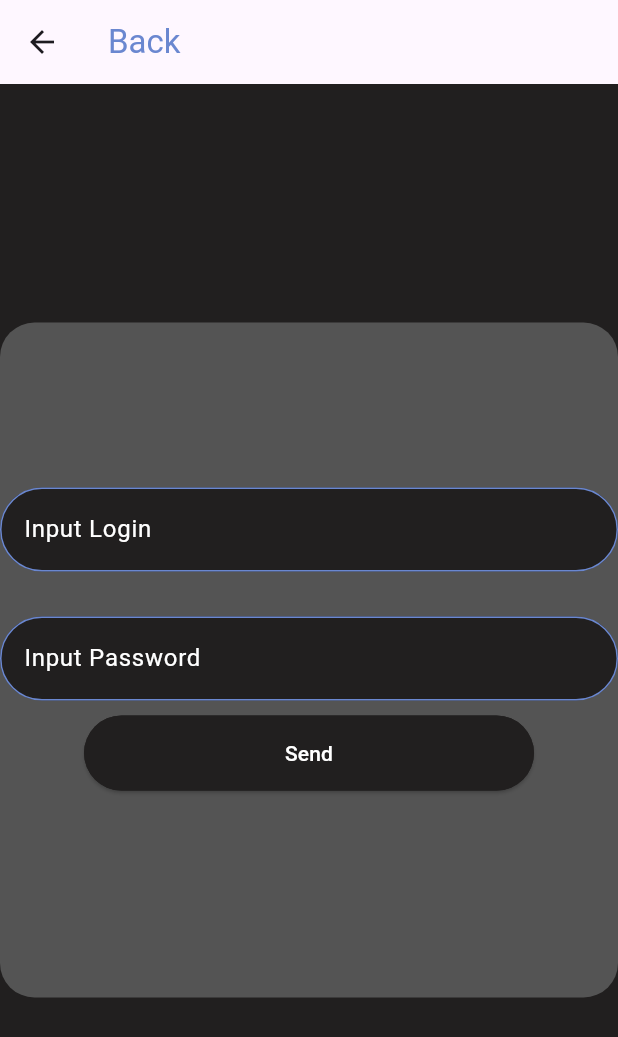
After one commit to rip-list/diplom, a Flutter app: the screen it shows after launch, after a tap on the "manage accounts" icon, on a phone screen of 412 x 824 dp. The commit adds this screen. Shown: the top 1037 px of the screen. Run offline on Flutter 3.47's test engine with Material 3 defaults, Android fonts, the phone set to English and light mode, and no system bars; statements that could not run were skipped.

Commit message:
update 10 files

```diff
--- a/lib/constant/app_color.dart
+++ b/lib/constant/app_color.dart
@@ -9,4 +9,5 @@ class AppColors {
   static const Color secondary = Color(0xFF373636);
   static const Color green = Color(0xFF43D049);
   static const Color transparent = Colors.transparent;
+  static const Color blackback = Color(0xFF373636);
 }
--- a/lib/custom/custom_box.dart
+++ b/lib/custom/custom_box.dart
@@ -1,43 +1,51 @@
 import 'package:diplom/constant/app_color.dart';
 import 'package:flutter/material.dart';
 
-class CusBox extends StatelessWidget {
+class CusBox extends StatefulWidget {
   final double height;
   final double width;
   final String textButton;
-  const CusBox(
-      {super.key,
-      required this.height,
-      required this.width,
-      required this.textButton});
+  final Color color;
 
+  const CusBox({
+    Key? key,
+    required this.height,
+    required this.width,
+    required this.textButton,
+    this.color = AppColors.grey,
+  }) : super(key: key);
+
+  @override
+  CusBoxState createState() => CusBoxState();
+}
+
+class CusBoxState extends State<CusBox> {
   @override
   Widget build(BuildContext context) {
     return SizedBox(
-      // Добавленный SizedBox
-      height: MediaQuery.of(context).size.height * height,
-      width: MediaQuery.of(context).size.width * width,
+      height: MediaQuery.of(context).size.height * widget.height,
+      width: MediaQuery.of(context).size.width * widget.width,
       child: LayoutBuilder(
         builder: (context, constraints) {
           return Container(
             decoration: BoxDecoration(
               borderRadius: BorderRadius.circular(11),
-              color: AppColors.grey,
+              color: widget.color,
               boxShadow: [
                 BoxShadow(
-                    color: AppColors.primary.withOpacity(0.5),
-                    offset: const Offset(3, 5))
+                  color: AppColors.primary.withOpacity(0.5),
+                  offset: const Offset(3, 5),
+                ),
               ],
             ),
             child: Stack(
               children: [
                 TextButton(
-                  // ignore: avoid_print
                   onPressed: null,
                   child: Align(
                     alignment: Alignment.topCenter,
                     child: Text(
-                      textButton,
+                      widget.textButton,
                       style: const TextStyle(
                         color: AppColors.white,
                       ),
@@ -46,8 +54,8 @@ class CusBox extends StatelessWidget {
                 ),
                 const Positioned(
                   top: 20.0,
-                  left: 0, // Можно также указать отступ слева
-                  right: 0, // Или отступ справа
+                  left: 0,
+                  right: 0,
                   child: Divider(
                     color: AppColors.blue,
                     thickness: 1.0,
--- /dev/null
+++ b/lib/widget/allert_comment.dart
@@ -0,0 +1,106 @@
+//тут говнокод, надо переделать в отдельный блок с параметрами нахер
+
+import 'package:diplom/constant/app_color.dart';
+import 'package:flutter/material.dart';
+
+class CommentMsg extends StatefulWidget {
+  const CommentMsg({super.key});
+
+  @override
+  State<CommentMsg> createState() => CommentMsgState();
+}
+
+class CommentMsgState extends State<CommentMsg> {
+  final TextEditingController teLogin = TextEditingController();
+  final TextEditingController tePassword = TextEditingController();
+
+  @override
+  Widget build(BuildContext context) {
+    // ignore: avoid_unnecessary_containers
+    return Container(
+      height: 230,
+      alignment: Alignment.center,
+      width: 600,
+      child: Column(
+        children: [
+          TextField(
+            controller: teLogin,
+            style: const TextStyle(
+              color: AppColors.white,
+            ),
+            decoration: const InputDecoration(
+              hintText: 'Input Login',
+              filled: true,
+              fillColor: AppColors.primary,
+              enabledBorder: OutlineInputBorder(
+                borderRadius: BorderRadius.all(
+                  Radius.circular(30),
+                ),
+                borderSide: BorderSide(color: AppColors.blue),
+              ),
+              focusedBorder: OutlineInputBorder(
+                borderRadius: BorderRadius.all(
+                  Radius.circular(30),
+                ),
+                borderSide: BorderSide(color: AppColors.blue),
+              ),
+              hintStyle: TextStyle(color: AppColors.white),
+              // Свойство style изменяет цвет введенного текста.
+            ),
+          ),
+          const SizedBox(
+            width: 40,
+            height: 30,
+          ),
+          TextField(
+            controller: tePassword,
+            style: const TextStyle(color: AppColors.white),
+            decoration: const InputDecoration(
+              hintText: 'Input Password',
+              filled: true,
+              fillColor: AppColors.primary,
+              enabledBorder: OutlineInputBorder(
+                borderRadius: BorderRadius.all(
+                  Radius.circular(30),
+                ),
+                borderSide: BorderSide(color: AppColors.blue),
+              ),
+              focusedBorder: OutlineInputBorder(
+                borderRadius: BorderRadius.all(
+                  Radius.circular(30),
+                ),
+                borderSide: BorderSide(color: AppColors.blue),
+              ),
+              hintStyle: TextStyle(color: AppColors.white),
+              // Свойство style изменяет цвет введенного текста.
+            ),
+          ),
+          const SizedBox(
+            height: 10,
+          ),
+          Container(
+            width: 300,
+            height: 50,
+            decoration: const BoxDecoration(
+              color: AppColors.primary,
+              borderRadius: BorderRadius.all(
+                Radius.circular(30),
+              ),
+            ),
+            child: ElevatedButton(
+              style: const ButtonStyle(
+                  backgroundColor: MaterialStatePropertyAll(AppColors.primary)),
+              onPressed: () async {
+                // вставка значения в бд
+              },
+              child: const Text(
+                'Send',
+                style: TextStyle(color: AppColors.white, fontSize: 14),
+              ),
+            ),
+          )
+        ],
+      ),
+    );
+  }
+}
--- a/lib/widget/home_no_login/home_no_login.dart
+++ b/lib/widget/home_no_login/home_no_login.dart
@@ -1,6 +1,7 @@
 // ignore_for_file: avoid_unnecessary_containers, unnecessary_import, prefer_const_literals_to_create_immutables
 
 import 'package:diplom/custom/custom_box.dart';
+import 'package:diplom/widget/login/login_screen.dart';
 import 'package:flutter/material.dart';
 import "package:diplom/constant/app_color.dart";
 import 'package:flutter/rendering.dart';
@@ -17,6 +18,21 @@ class HomeNoLogin extends StatelessWidget {
           style: TextStyle(color: AppColors.blue),
         ),
         backgroundColor: AppColors.primary,
+        actions: [
+          IconButton(
+            icon: const Icon(Icons.manage_accounts_rounded),
+            onPressed: () {
+              // Добавьте ваш обработчик события здесь
+              Navigator.push(
+                context,
+                MaterialPageRoute(builder: (context) => const LoginScreen()),
+              );
+            },
+          ),
+          const SizedBox(
+            width: 20.0,
+          )
+        ],
       ),
       body: Container(
         width: MediaQuery.of(context).size.width,
--- /dev/null
+++ b/lib/widget/login/login_screen.dart
@@ -0,0 +1,66 @@
+// ignore_for_file: unnecessary_import
+
+import 'package:diplom/constant/app_color.dart';
+import 'package:diplom/widget/allert_comment.dart';
+import 'package:flutter/material.dart';
+import 'package:flutter/rendering.dart';
+import 'package:flutter/widgets.dart';
+
+class LoginScreen extends StatelessWidget {
+  const LoginScreen({Key? key}) : super(key: key);
+
+  @override
+  Widget build(BuildContext context) {
+    return MaterialApp(
+      debugShowCheckedModeBanner: false,
+      color: AppColors.blue,
+      home: Scaffold(
+        backgroundColor: AppColors.primary,
+        appBar: AppBar(
+          title: const Text(
+            'Back',
+            style: TextStyle(color: AppColors.blue, fontFamily: jojo),
+          ),
+          leading: IconButton(
+            icon: const Icon(Icons.arrow_back),
+            onPressed: () {
+              Navigator.of(context).pop();
+            },
+          ),
+        ),
+        body: const Center(
+          child: LoginManager(),
+        ),
+      ),
+    );
+  }
+}
+
+class LoginManager extends StatelessWidget {
+  const LoginManager({Key? key}) : super(key: key);
+
+  @override
+  Widget build(BuildContext context) {
+    return Align(
+      alignment: FractionalOffset.center,
+      child: Container(
+        height: 450,
+        width: 700,
+        decoration: BoxDecoration(
+          borderRadius: BorderRadius.circular(23),
+          color: AppColors.grey,
+        ),
+        child: const Column(
+          mainAxisAlignment: MainAxisAlignment.center,
+          children: [
+            // Ваши виджеты для LoginManager
+            Align(
+              alignment: Alignment.bottomCenter,
+              child: CommentMsg(),
+            )
+          ],
+        ),
+      ),
+    );
+  }
+}
```
Also changed, not shown: pubspec.yaml (+6 -54 lines), flutter_01.png (added), pubspec.lock, 11 other files.
